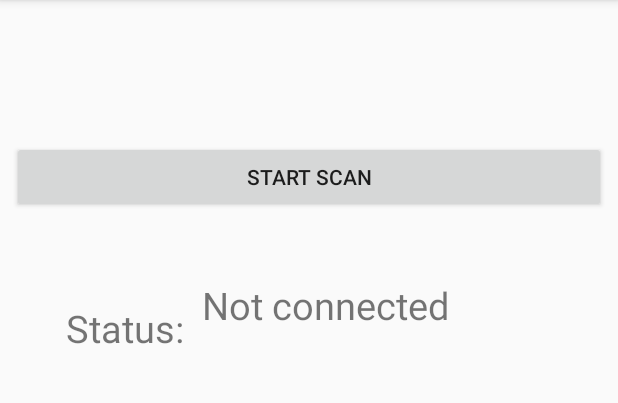
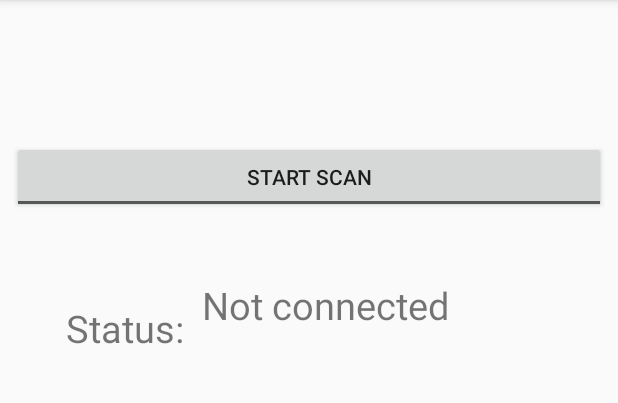
Before and after one commit to anaghesh-muruli/Beacons_test, an Android app: the MainActivity screen opened directly, with no data from a screen before it, on a phone screen of 412 x 824 dp, the part 84-487 px from its top. Run offline under Robolectric (Android 15) with nearby library versions, the phone set to English and light mode, and no system bars; libraries missing offline, so code that uses them is left out: com.ufobeaconsdk.callback, com.ufobeaconsdk.main.

```diff
--- a/app/src/main/java/anaghesh/beacons_test/MainActivity.java
+++ b/app/src/main/java/anaghesh/beacons_test/MainActivity.java
@@ -14,8 +14,9 @@ import com.ufobeaconsdk.callback.OnScanSuccessListener;
 import com.ufobeaconsdk.callback.OnSuccessListener;
 import com.ufobeaconsdk.main.UFOBeaconManager;
 import com.ufobeaconsdk.main.UFODevice;
-     /* created by Anaghesh Muruli (Android team) on 14-08-2018
-      * github repo: Beacons_test                 */
+     /* created by Anaghesh Muruli on 14-08-2018
+      * github repo: Beacons_test
+      * Added dependency from UFO Beacon SDK   */
 
 public class MainActivity extends AppCompatActivity {
     UFOBeaconManager ufoBeaconManager = new UFOBeaconManager(this);
@@ -34,16 +35,18 @@ public class MainActivity extends AppCompatActivity {
             }
         });
 
+//Method to setup UIs
  }
  void setupUI(){
         connect = findViewById(R.id.connect);
  }
 
+
  void startScan(){
 //        isBlutoothEnabled();
 //        isLoactonEnabled();
-//     progressDialog.setMessage("Scanning");
-//     progressDialog.show();
+     progressDialog.setMessage("Scanning");
+     progressDialog.show();
 
      Log.e("Method","startScan");
      ufoBeaconManager.startScan(new OnScanSuccessListener()
@@ -52,7 +55,7 @@ public class MainActivity extends AppCompatActivity {
              runOnUiThread(new Runnable() {
                  @Override public void run(){
          Log.e("Inside","onSuccess");
-         connect_beacons(ufodevice);
+         connect_beacons(ufodevice);   //Fetch the data from Beacon
 
          Toast.makeText(MainActivity.this, "Device connected", Toast.LENGTH_SHORT).show();
          progressDialog.dismiss();
@@ -71,9 +74,10 @@ public class MainActivity extends AppCompatActivity {
      }
      );
 }
-void stopScan(){
+    //To be implement stopScan
+    void stopScan(){
 
-  Log.e("Method","stopScan");
+    Log.e("Method","stopScan");
     ufoBeaconManager.stopScan(new OnSuccessListener()
     { @Override public void onSuccess(boolean isStop) { runOnUiThread(new Runnable() { @Override public void run() {
         Toast.makeText(MainActivity.this, "Scan stopped", Toast.LENGTH_SHORT).show();
@@ -125,9 +129,12 @@ void stopScan(){
         } );}
     });
     }
-//    void deviceType(){
-//        if (ufodevice != null && ufodevice.getDeviceType() == UFODeviceType.EDDYSTONE);// its Eddystone model
-//
-//    }
+
+/*  Next phase
+void deviceType(){
+if (ufodevice != null && ufodevice.getDeviceType() == UFODeviceType.EDDYSTONE);// its Eddystone model
 
 }
+*/
+
+}
--- a/app/src/main/res/layout/activity_main.xml
+++ b/app/src/main/res/layout/activity_main.xml
@@ -8,6 +8,7 @@
 
     <Button
         android:id="@+id/connect"
+        style="@android:style/Widget.Material.Button.Toggle"
         android:layout_width="match_parent"
         android:layout_height="wrap_content"
         android:layout_marginBottom="8dp"
```
